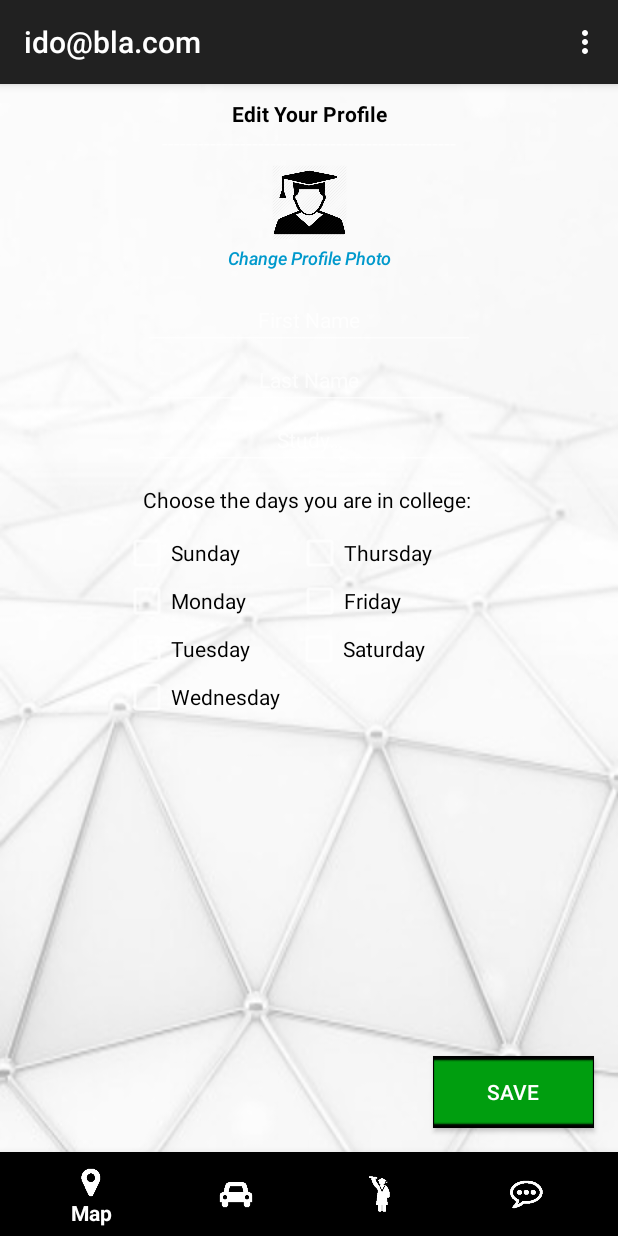
After one commit to idodror/Drive2StudyAndroid, an Android app: the fragment EditProfileFragment placed in its activity, on a phone screen of 412 x 824 dp. The commit adds this screen. Run offline under Robolectric (Android 15) with nearby library versions, the phone set to English and light mode, and no system bars; Roboto replaces fonts that are not available here.

Commit message:
ADDED Google Map view, show + edit profile screens, actionbar

```diff
--- a/app/src/main/java/com/drive2study/AppActivity.java
+++ b/app/src/main/java/com/drive2study/AppActivity.java
@@ -1,21 +1,34 @@
 package com.drive2study;
 
+import android.app.Fragment;
 import android.app.FragmentTransaction;
 import android.os.Bundle;
 import android.support.annotation.NonNull;
 import android.support.design.widget.BottomNavigationView;
 import android.support.v7.app.AppCompatActivity;
+import android.view.Menu;
 import android.view.MenuItem;
 import android.widget.Toast;
 
+import com.drive2study.View.EditProfileFragment;
 import com.drive2study.View.MapFragment;
+import com.drive2study.View.ShowProfileFragment;
 
-public class AppActivity extends AppCompatActivity {
+public class AppActivity extends AppCompatActivity implements
+        MapFragment.MapFragmentDelegate, ShowProfileFragment.ShowProfileFragmentDelegate, EditProfileFragment.EditProfileFragmentDelegate {
+
+    private MapFragment mapFragment;
+    private ShowProfileFragment showProfileFragment;
+    private EditProfileFragment editProfileFragment;
 
     @Override
     protected void onCreate(Bundle savedInstanceState) {
         super.onCreate(savedInstanceState);
         setContentView(R.layout.activity_app);
+
+        mapFragment = new MapFragment();
+        showProfileFragment = new ShowProfileFragment();
+        editProfileFragment = new EditProfileFragment();
 
         BottomNavigationView bottomNavigationView = findViewById(R.id.app_nav_bar);
         bottomNavigationView.setOnNavigationItemSelectedListener(new BottomNavigationView.OnNavigationItemSelectedListener() {
@@ -23,7 +36,7 @@ public class AppActivity extends AppCompatActivity {
             public boolean onNavigationItemSelected(@NonNull MenuItem item) {
                 switch (item.getItemId()) {
                     case R.id.app_nav_item_map:
-                        Toast.makeText(AppActivity.this, "Map Clicked", Toast.LENGTH_SHORT).show();
+                        setFragment(mapFragment);
                         break;
                     case R.id.app_nav_item_drive:
                         Toast.makeText(AppActivity.this, "Drive Clicked", Toast.LENGTH_SHORT).show();
@@ -40,10 +53,40 @@ public class AppActivity extends AppCompatActivity {
         });
 
         if (savedInstanceState == null) {
-            MapFragment fragment = new MapFragment();
             FragmentTransaction tran = getFragmentManager().beginTransaction();
-            tran.add(R.id.main_app_content, fragment);
+            tran.add(R.id.main_app_content, mapFragment);
             tran.commit();
         }
+
+        setTitle(MyApplication.currentStudent.userName);
+    }
+
+    public void setFragment(Fragment fragment) {
+        FragmentTransaction tran = getFragmentManager().beginTransaction();
+        tran.replace(R.id.main_app_content, fragment);
+        tran.addToBackStack(null);
+        tran.commit();
+    }
+
+    @Override
+    public boolean onCreateOptionsMenu(Menu menu) {
+        getMenuInflater().inflate(R.menu.actionbar_menu, menu);
+        return true;
+    }
+
+    @Override
+    public boolean onOptionsItemSelected(MenuItem item) {
+        switch (item.getItemId()) {
+            case R.id.toolbar_my_profile:
+                setFragment(showProfileFragment);
+                //Toast.makeText(AppActivity.this, "My Profile Clicked", Toast.LENGTH_SHORT).show();
+                break;
+        }
+        return true;
+    }
+
+    @Override
+    public void onEditProfileClicked() {
+        setFragment(editProfileFragment);
     }
 }
--- a/app/src/main/java/com/drive2study/MyApplication.java
+++ b/app/src/main/java/com/drive2study/MyApplication.java
@@ -3,8 +3,12 @@ package com.drive2study;
 import android.app.Application;
 import android.content.Context;
 
+import com.drive2study.Model.Student;
+
 public class MyApplication extends Application {
     public static Context context;
+
+    public static Student currentStudent = new Student();
 
     @Override
     public void onCreate() {
--- /dev/null
+++ b/app/src/main/java/com/drive2study/View/EditProfileFragment.java
@@ -0,0 +1,46 @@
+package com.drive2study.View;
+
+import android.app.Fragment;
+import android.content.Context;
+import android.os.Bundle;
+import android.view.LayoutInflater;
+import android.view.View;
+import android.view.ViewGroup;
+
+import com.drive2study.R;
+
+public class EditProfileFragment extends Fragment {
+
+    public interface EditProfileFragmentDelegate {
+    }
+
+    public EditProfileFragmentDelegate delegate;
+
+    public EditProfileFragment() {
+        // Required empty public constructor
+    }
+
+    @Override
+    public View onCreateView(LayoutInflater inflater, ViewGroup container, Bundle savedInstanceState) {
+        View view = inflater.inflate(R.layout.fragment_edit_profile, container, false);
+
+        return view;
+    }
+
+    @Override
+    public void onAttach(Context context) {
+        super.onAttach(context);
+        if (context instanceof EditProfileFragmentDelegate) {
+            delegate = (EditProfileFragmentDelegate) context;
+        } else {
+            throw new RuntimeException(context.toString()
+                    + " must implement OnFragmentInteractionListener");
+        }
+    }
+
+    @Override
+    public void onDetach() {
+        super.onDetach();
+        delegate = null;
+    }
+}
--- a/app/src/main/java/com/drive2study/View/MapFragment.java
+++ b/app/src/main/java/com/drive2study/View/MapFragment.java
@@ -7,13 +7,24 @@ import android.view.View;
 import android.view.ViewGroup;
 
 import com.drive2study.R;
+import com.google.android.gms.maps.CameraUpdateFactory;
+import com.google.android.gms.maps.GoogleMap;
+import com.google.android.gms.maps.MapView;
+import com.google.android.gms.maps.MapsInitializer;
+import com.google.android.gms.maps.OnMapReadyCallback;
+import com.google.android.gms.maps.model.CameraPosition;
+import com.google.android.gms.maps.model.LatLng;
+import com.google.android.gms.maps.model.MarkerOptions;
 
-public class MapFragment extends Fragment {
+public class MapFragment extends Fragment implements OnMapReadyCallback {
 
     public interface MapFragmentDelegate {
     }
 
     public MapFragmentDelegate delegate;
+
+    GoogleMap myGoogleMap;
+    MapView mapView;
 
     public MapFragment() {
         // Required empty public constructor
@@ -24,4 +35,27 @@ public class MapFragment extends Fragment {
         View view = inflater.inflate(R.layout.fragment_map, container, false);
         return view;
     }
+
+    @Override
+    public void onViewCreated(View view, Bundle savedInstanceState) {
+        super.onViewCreated(view, savedInstanceState);
+
+        mapView = view.findViewById(R.id.map);
+        if (mapView != null) {
+            mapView.onCreate(null);
+            mapView.onResume();
+            mapView.getMapAsync(this);
+        }
+    }
+
+    @Override
+    public void onMapReady(GoogleMap googleMap) {
+        MapsInitializer.initialize(getActivity());
+        myGoogleMap = googleMap;
+        googleMap.setMapType(GoogleMap.MAP_TYPE_NORMAL);
+        googleMap.addMarker(new MarkerOptions().position(new LatLng(40.689247, -74.044502)).title("Statue of liberty") .snippet("I hope you go there some day"));
+        CameraPosition Liberty = CameraPosition.builder().target(new LatLng(40.689247, -74.044502)).zoom(16).bearing(0).tilt(45).build();
+
+        googleMap.moveCamera(CameraUpdateFactory.newCameraPosition(Liberty));
+    }
 }
--- a/app/src/main/res/layout/activity_app.xml
+++ b/app/src/main/res/layout/activity_app.xml
@@ -1,7 +1,9 @@
 <?xml version="1.0" encoding="utf-8"?>
-<RelativeLayout xmlns:android="http://schemas.android.com/apk/res/android"
+<RelativeLayout
+    xmlns:android="http://schemas.android.com/apk/res/android"
     xmlns:app="http://schemas.android.com/apk/res-auto"
     xmlns:tools="http://schemas.android.com/tools"
+    style="@style/AppTheme"
     android:layout_width="match_parent"
     android:layout_height="match_parent"
     tools:context=".AppActivity">
@@ -19,7 +21,6 @@
         android:background="@color/black"
         app:itemIconTint="@drawable/nav_item_color_state"
         app:itemTextColor="@drawable/nav_item_color_state"
-        app:menu="@menu/bottom_navigation_menu"
-        />
+        app:menu="@menu/bottom_navigation_menu" />
 
 </RelativeLayout>
--- a/app/src/main/res/layout/activity_main.xml
+++ b/app/src/main/res/layout/activity_main.xml
@@ -1,5 +1,6 @@
 <?xml version="1.0" encoding="utf-8"?>
-<android.support.constraint.ConstraintLayout xmlns:android="http://schemas.android.com/apk/res/android"
+<android.support.constraint.ConstraintLayout
+    xmlns:android="http://schemas.android.com/apk/res/android"
     xmlns:tools="http://schemas.android.com/tools"
     android:layout_width="match_parent"
     android:layout_height="match_parent"
--- /dev/null
+++ b/app/src/main/res/layout/fragment_edit_profile.xml
@@ -0,0 +1,212 @@
+<?xml version="1.0" encoding="utf-8"?>
+<android.support.constraint.ConstraintLayout
+    xmlns:android="http://schemas.android.com/apk/res/android"
+    xmlns:app="http://schemas.android.com/apk/res-auto"
+    android:layout_width="fill_parent"
+    android:layout_height="fill_parent"
+    android:background="@drawable/background"
+    android:fitsSystemWindows="true">
+
+
+    <EditText
+        android:id="@+id/edit_profile_et_study"
+        android:layout_width="221dp"
+        android:layout_height="wrap_content"
+        android:layout_marginEnd="81dp"
+        android:layout_marginStart="81dp"
+        android:ems="10"
+        android:hint="@string/register_study"
+        android:inputType="text"
+        android:textAlignment="center"
+        android:textColor="@color/black"
+        android:textSize="14sp"
+        app:layout_constraintEnd_toEndOf="parent"
+        app:layout_constraintStart_toStartOf="parent"
+        app:layout_constraintTop_toBottomOf="@+id/edit_profile_et_last_name" />
+
+    <Button
+        android:id="@+id/btn_edit_profile_change_avatar"
+        android:layout_width="182dp"
+        android:layout_height="23dp"
+        android:layout_marginEnd="101dp"
+        android:layout_marginStart="101dp"
+        android:background="@android:color/transparent"
+        android:text="@string/edit_profile_avatar_change"
+        android:textAlignment="center"
+        android:textAllCaps="false"
+        android:textColor="@android:color/holo_blue_dark"
+        android:textSize="12sp"
+        android:textStyle="italic"
+        app:layout_constraintEnd_toEndOf="parent"
+        app:layout_constraintStart_toStartOf="parent"
+        app:layout_constraintTop_toBottomOf="@+id/edit_profile_avatar" />
+
+    <TextView
+        android:id="@+id/txt_label_edit_profile"
+        android:layout_width="179dp"
+        android:layout_height="wrap_content"
+        android:layout_marginEnd="102dp"
+        android:layout_marginStart="102dp"
+        android:layout_marginTop="10dp"
+        android:text="@string/edit_profile_title"
+        android:textAlignment="center"
+        android:textColor="@color/black"
+        android:textStyle="bold"
+        app:layout_constraintEnd_toEndOf="parent"
+        app:layout_constraintStart_toStartOf="parent"
+        app:layout_constraintTop_toTopOf="parent" />
+
+    <TextView
+        android:id="@+id/edit_profile_dashes"
+        android:layout_width="301dp"
+        android:layout_height="wrap_content"
+        android:layout_marginEnd="41dp"
+        android:layout_marginStart="41dp"
+        android:text="@string/login_dashes_line"
+        android:textAlignment="center"
+        app:layout_constraintEnd_toEndOf="parent"
+        app:layout_constraintStart_toStartOf="parent"
+        app:layout_constraintTop_toBottomOf="@+id/txt_label_edit_profile" />
+
+    <ImageView
+        android:id="@+id/edit_profile_avatar"
+        android:layout_width="50dp"
+        android:layout_height="50dp"
+        android:layout_marginEnd="167dp"
+        android:layout_marginStart="167dp"
+        android:layout_marginTop="5dp"
+        app:layout_constraintEnd_toEndOf="parent"
+        app:layout_constraintStart_toStartOf="parent"
+        app:layout_constraintTop_toBottomOf="@+id/edit_profile_dashes"
+        app:srcCompat="@drawable/student_avatar" />
+
+    <EditText
+        android:id="@+id/edit_profile_et_last_name"
+        android:layout_width="221dp"
+        android:layout_height="wrap_content"
+        android:layout_marginEnd="81dp"
+        android:layout_marginStart="81dp"
+        android:ems="10"
+        android:hint="@string/register_last_name"
+        android:inputType="text|textPersonName"
+        android:textAlignment="center"
+        android:textColor="@color/black"
+        android:textSize="14sp"
+        app:layout_constraintEnd_toEndOf="parent"
+        app:layout_constraintStart_toStartOf="parent"
+        app:layout_constraintTop_toBottomOf="@+id/edit_profile_et_first_name" />
+
+    <EditText
+        android:id="@+id/edit_profile_et_first_name"
+        android:layout_width="221dp"
+        android:layout_height="wrap_content"
+        android:layout_marginEnd="81dp"
+        android:layout_marginStart="81dp"
+        android:layout_marginTop="10dp"
+        android:ems="10"
+        android:hint="@string/register_first_name"
+        android:inputType="text|textPersonName"
+        android:textAlignment="center"
+        android:textSize="14sp"
+        app:layout_constraintEnd_toEndOf="parent"
+        app:layout_constraintStart_toStartOf="parent"
+        app:layout_constraintTop_toBottomOf="@+id/btn_edit_profile_change_avatar" />
+
+    <Button
+        android:id="@+id/btn_save_edit_profile_changes"
+        android:layout_width="107dp"
+        android:layout_height="wrap_content"
+        android:layout_marginBottom="72dp"
+        android:layout_marginEnd="16dp"
+        android:background="@drawable/green_button_background"
+        android:text="@string/edit_profile_save_changes"
+        android:textColor="@color/white"
+        app:layout_constraintBottom_toBottomOf="parent"
+        app:layout_constraintEnd_toEndOf="parent" />
+
+    <TextView
+        android:id="@+id/txt_label_days_in_college"
+        android:layout_width="221dp"
+        android:layout_height="wrap_content"
+        android:layout_marginEnd="81dp"
+        android:layout_marginStart="81dp"
+        android:layout_marginTop="10dp"
+        android:text="@string/edit_profile_choose_days_label"
+        android:textColor="@color/black"
+        app:layout_constraintEnd_toEndOf="parent"
+        app:layout_constraintStart_toStartOf="parent"
+        app:layout_constraintTop_toBottomOf="@+id/edit_profile_et_study" />
+
+    <CheckBox
+        android:id="@+id/cb_sunday"
+        android:layout_width="wrap_content"
+        android:layout_height="wrap_content"
+        android:layout_marginStart="82dp"
+        android:layout_marginTop="10dp"
+        android:checked="false"
+        android:text="@string/edit_profile_days_sunday"
+        android:textColor="@color/black"
+        app:layout_constraintStart_toStartOf="parent"
+        app:layout_constraintTop_toBottomOf="@+id/txt_label_days_in_college" />
+
+    <CheckBox
+        android:id="@+id/cb_monday"
+        android:layout_width="wrap_content"
+        android:layout_height="wrap_content"
+        android:layout_marginStart="82dp"
+        android:text="@string/edit_profile_days_monday"
+        android:textColor="@color/black"
+        app:layout_constraintStart_toStartOf="parent"
+        app:layout_constraintTop_toBottomOf="@+id/cb_sunday" />
+
+    <CheckBox
+        android:id="@+id/cb_tuesday"
+        android:layout_width="wrap_content"
+        android:layout_height="wrap_content"
+        android:layout_marginStart="82dp"
+        android:text="@string/edit_profile_days_tuesday"
+        android:textColor="@color/black"
+        app:layout_constraintStart_toStartOf="parent"
+        app:layout_constraintTop_toBottomOf="@+id/cb_monday" />
+
+    <CheckBox
+        android:id="@+id/cb_wednesday"
+        android:layout_width="wrap_content"
+        android:layout_height="wrap_content"
+        android:layout_marginStart="82dp"
+        android:text="@string/edit_profile_days_wednesday"
+        android:textColor="@color/black"
+        app:layout_constraintStart_toStartOf="parent"
+        app:layout_constraintTop_toBottomOf="@+id/cb_tuesday" />
+
+    <CheckBox
+        android:id="@+id/cb_thursday"
+        android:layout_width="wrap_content"
+        android:layout_height="wrap_content"
+        android:layout_marginStart="37dp"
+        android:layout_marginTop="10dp"
+        android:text="@string/edit_profile_days_thursday"
+        android:textColor="@color/black"
+        app:layout_constraintStart_toEndOf="@+id/cb_sunday"
+        app:layout_constraintTop_toBottomOf="@+id/txt_label_days_in_college" />
+
+    <CheckBox
+        android:id="@+id/cb_friday"
+        android:layout_width="wrap_content"
+        android:layout_height="wrap_content"
+        android:layout_marginStart="33dp"
+        android:text="@string/edit_profile_days_friday"
+        android:textColor="@color/black"
+        app:layout_constraintStart_toEndOf="@+id/cb_monday"
+        app:layout_constraintTop_toBottomOf="@+id/cb_thursday" />
+
+    <CheckBox
+        android:id="@+id/cb_saturday"
+        android:layout_width="wrap_content"
+        android:layout_height="wrap_content"
+        android:layout_marginStart="30dp"
+        android:text="@string/edit_profile_days_saturday"
+        android:textColor="@color/black"
+        app:layout_constraintStart_toEndOf="@+id/cb_tuesday"
+        app:layout_constraintTop_toBottomOf="@+id/cb_friday" />
+</android.support.constraint.ConstraintLayout>
--- /dev/null
+++ b/app/src/main/res/menu/actionbar_menu.xml
@@ -0,0 +1,15 @@
+<?xml version="1.0" encoding="utf-8"?>
+<menu xmlns:android="http://schemas.android.com/apk/res/android"
+    xmlns:app="http://schemas.android.com/apk/res-auto">
+
+    <item
+        android:id="@+id/toolbar_my_profile"
+        android:title="@string/toolbar_myprofile"
+        app:showAsAction="never" />
+
+    <item
+        android:id="@+id/toolbar_logout"
+        android:title="@string/toolbar_logout"
+        app:showAsAction="never" />
+
+</menu>
--- a/app/src/main/res/values/strings.xml
+++ b/app/src/main/res/values/strings.xml
@@ -25,8 +25,6 @@
     <string name="nav_drive">Drive</string>
     <string name="nav_ride">Ride</string>
     <string name="nav_chat">Chat</string>
-
-
     <string name="action_sign_in_short">Register</string>
     <string name="email">Email</string>
     <string name="minimum_password">Password too short, enter minimum 6 characters!</string>
@@ -57,4 +55,20 @@
     <string name="forgot_password_msg">We just need your registered Email Id to sent you password reset instructions.</string>
     <string name="title_activity_maps">Map</string>
     <string name="title_activity_maps_fragment">Map</string>
+    <string name="toolbar_myprofile">My Profile</string>
+    <string name="toolbar_logout">Logout</string>
+    <string name="profile_edit_profile">Edit profile</string>
+    <string name="profile_label_learning">Learning:</string>
+    <string name="profile_label_days">Days in college:</string>
+    <string name="edit_profile_title">Edit Your Profile</string>
+    <string name="edit_profile_avatar_change">Change Profile Photo</string>
+    <string name="edit_profile_save_changes">Save</string>
+    <string name="edit_profile_choose_days_label">Choose the days you are in college:</string>
+    <string name="edit_profile_days_sunday">Sunday</string>
+    <string name="edit_profile_days_monday">Monday</string>
+    <string name="edit_profile_days_tuesday">Tuesday</string>
+    <string name="edit_profile_days_wednesday">Wednesday</string>
+    <string name="edit_profile_days_thursday">Thursday</string>
+    <string name="edit_profile_days_friday">Friday</string>
+    <string name="edit_profile_days_saturday">Saturday</string>
 </resources>
--- a/app/src/main/res/values/styles.xml
+++ b/app/src/main/res/values/styles.xml
@@ -1,7 +1,7 @@
 <resources>
 
     <!-- Base application theme. -->
-    <style name="AppTheme" parent="android:Theme.Material.Light.NoActionBar">
+    <style name="AppTheme" parent="android:Theme.Material.Light.DarkActionBar">
         <item name="android:textViewStyle">@color/black</item>
         <!-- Customize your theme here. -->
     </style>
```
Also changed, not shown: app/src/main/AndroidManifest.xml (+13 -0 lines), app/src/main/java/com/drive2study/MainActivity.java (+5 -3 lines), app/src/main/java/com/drive2study/View/ShowProfileFragment.java (added, +89 -0 lines), app/src/main/res/layout/fragment_map.xml (+10 -4 lines), app/src/main/res/layout/fragment_show_profile.xml (added, +95 -0 lines), app/src/main/res/drawable/student_avatar.png (added).
